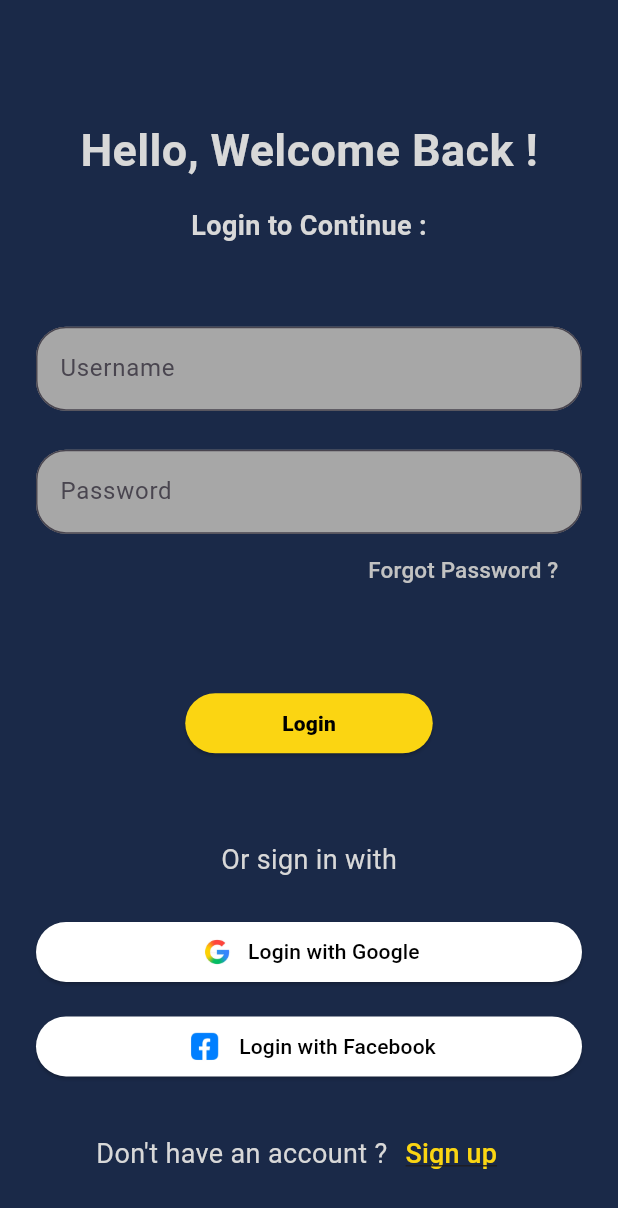
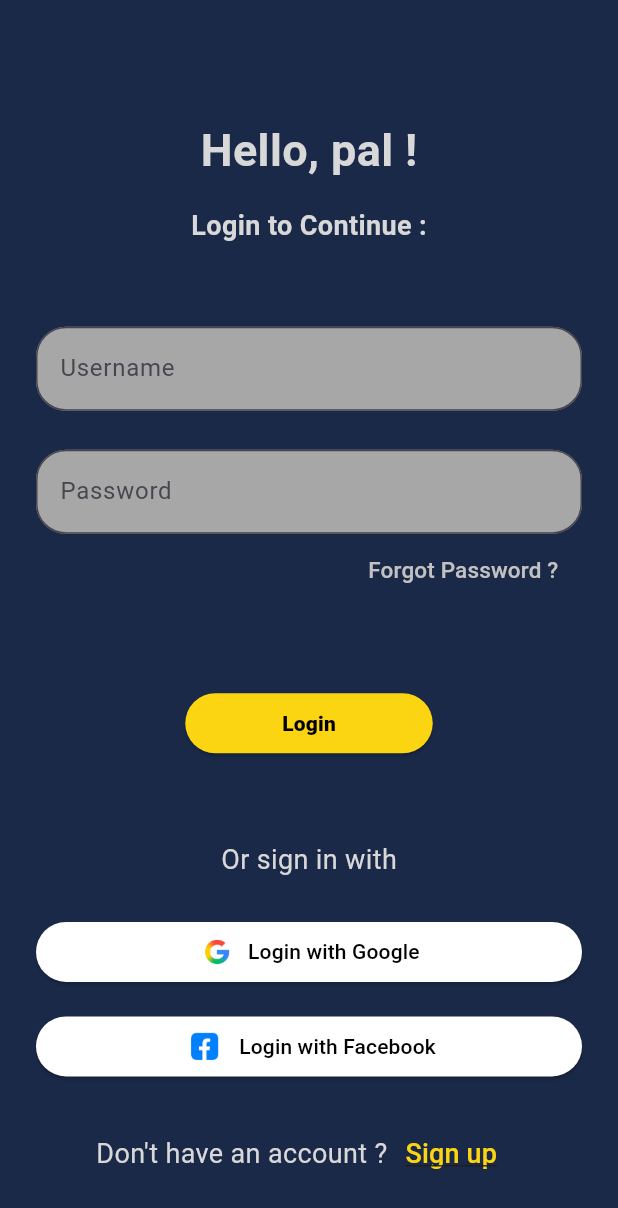
Before and after one commit to anmol-sarin/Flutter-Projects, a Flutter app: the screen it shows after launch, on a phone screen of 412 x 824 dp. Shown: the top 1208 px of the screen. Run offline on Flutter 3.47's test engine with Material 3 defaults, Android fonts, the phone set to English and light mode, and no system bars.

Commit message:
5th commit2

```diff
--- a/lib/pages/loginPage.dart
+++ b/lib/pages/loginPage.dart
@@ -19,7 +19,7 @@ class LoginPage extends StatelessWidget{
               Column(
                 children: [
                 Spacer(),
-                Text("Hello, Welcome Back !",
+                Text("Hello, pal !",
                   style:TextStyle(
                   fontSize:30,
                   fontWeight:FontWeight.bold,
```
